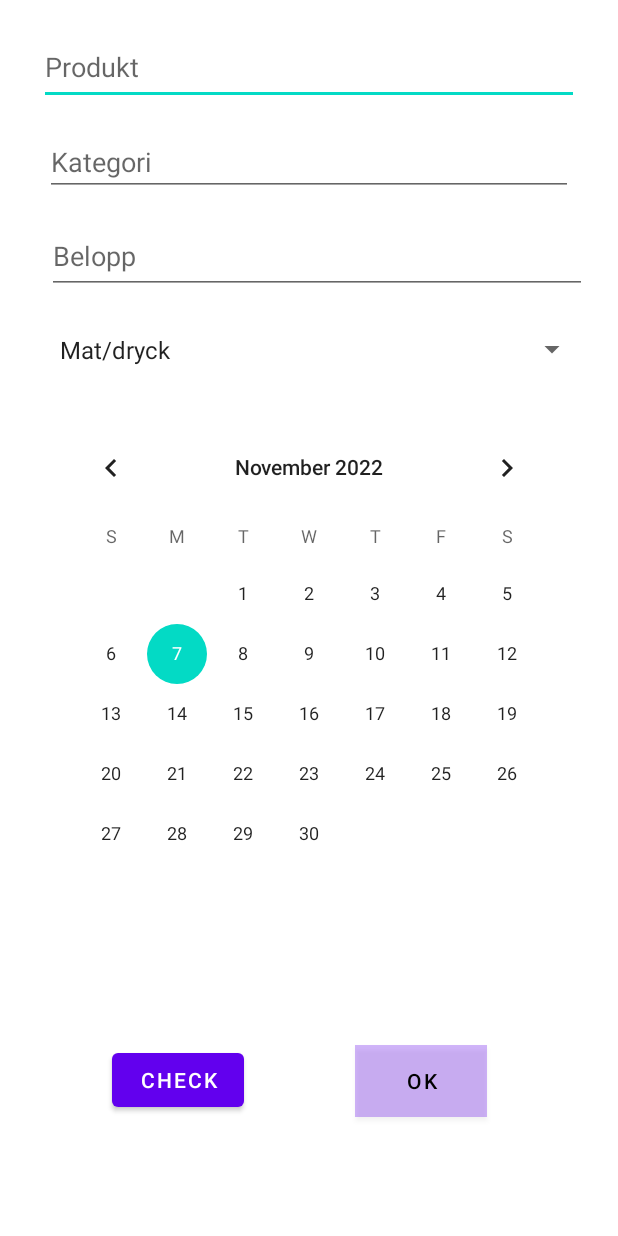
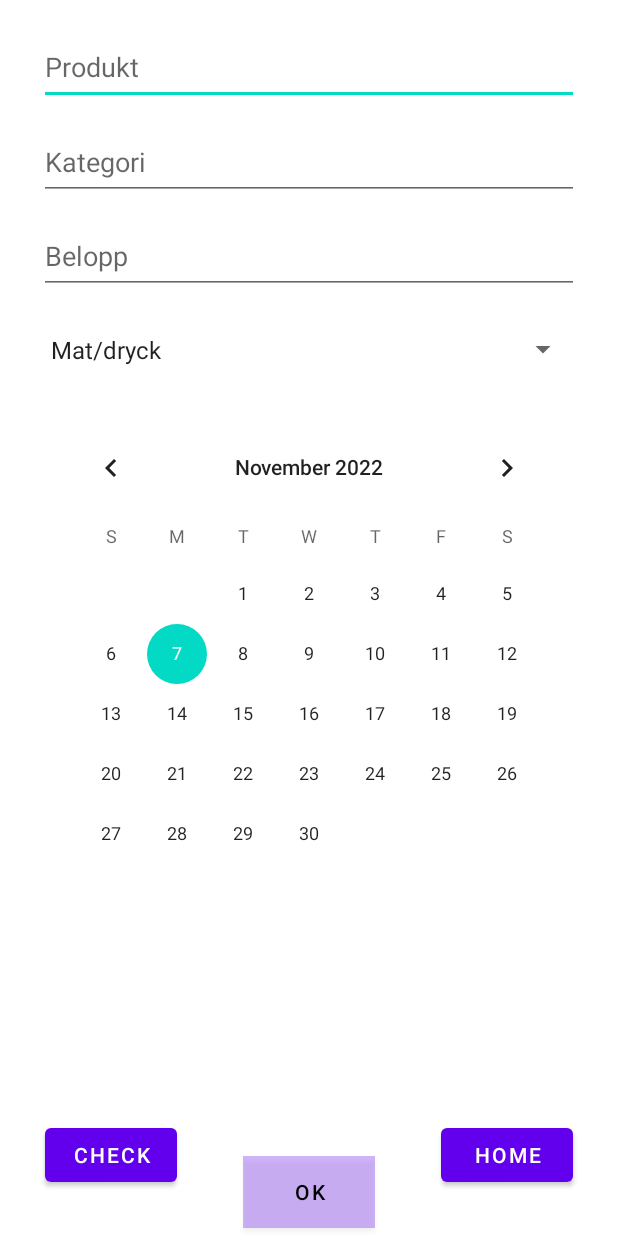
Before and after one commit to Screenbottle/Spargrisen, an Android app: the ManualInput screen opened directly, with no data from a screen before it, on a phone screen of 412 x 824 dp. Run offline under Robolectric (Android 15) with nearby library versions, the phone set to English and light mode, and no system bars; our stand-ins replace Firebase (no records; nobody signed in at launch, a user with empty details on screens opened directly).

Commit message:
chang name on graph layout to home and made a class for it,

```diff
--- a/app/src/main/java/com/example/spargrisen/ManualInput.kt
+++ b/app/src/main/java/com/example/spargrisen/ManualInput.kt
@@ -2,16 +2,16 @@ package com.example.spargrisen
 
 import android.annotation.SuppressLint
 import android.content.Intent
-import androidx.appcompat.app.AppCompatActivity
 import android.os.Bundle
 import android.util.Log
 import android.view.View
 import android.widget.*
-import com.example.spargrisen.fragments.GraphFragment
+import androidx.appcompat.app.AppCompatActivity
 import com.example.spargrisen.fragments.HomeFragment
 import com.google.firebase.auth.ktx.auth
 import com.google.firebase.firestore.ktx.firestore
 import com.google.firebase.ktx.Firebase
+import kotlinx.android.synthetic.main.activity_manual_input.*
 
 class ManualInput : AppCompatActivity() {
     lateinit var itemText : EditText
@@ -36,13 +36,14 @@ class ManualInput : AppCompatActivity() {
                 android.R.layout.simple_spinner_item, kategorival)
             spinner.adapter = adapter
 
+
             spinner.onItemSelectedListener = object :
                 AdapterView.OnItemSelectedListener {
                 override fun onItemSelected(parent: AdapterView<*>,
                                             view: View, position: Int, id: Long) {
-                    Toast.makeText(this@ManualInput,
-                        getString(R.string.selected_item) + " " +
-                                "" + kategorival[position], Toast.LENGTH_SHORT).show()
+//                    Toast.makeText(this@ManualInput,
+//                        getString(R.string.selected_item) + " " +
+//                                "" + kategorival[position], Toast.LENGTH_SHORT).show()
                 }
 
                 override fun onNothingSelected(parent: AdapterView<*>) {
@@ -68,7 +69,7 @@ class ManualInput : AppCompatActivity() {
             val txtItemText = itemText.text.toString().trim()
             val txtPriceText = priceText.text.toString().trim()
             val txtItemCategory = itemCategory.text.toString().trim()
-            val sdate = date.date.toString() / ändras
+            val sdate = date.date.toString() // ändras
            // val skategorival = kategorival.size.toString() // list alt följer inte med till firebase
 
             val inputList = hashMapOf(
@@ -96,6 +97,10 @@ class ManualInput : AppCompatActivity() {
 
 
         }
+        setContentView(R.layout.activity_manual_input)
+
+
+        backToHomeBtn.setOnClickListener({startActivity(Intent(this, MainActivity::class.java)) })
     }
     fun getUID() : String {
         val auth = Firebase.auth
--- a/app/src/main/res/layout/activity_manual_input.xml
+++ b/app/src/main/res/layout/activity_manual_input.xml
@@ -2,6 +2,7 @@
 <androidx.constraintlayout.widget.ConstraintLayout xmlns:android="http://schemas.android.com/apk/res/android"
     xmlns:app="http://schemas.android.com/apk/res-auto"
     xmlns:tools="http://schemas.android.com/tools"
+    android:id="@+id/ManualinputConstraintLayout"
     android:layout_width="match_parent"
     android:layout_height="match_parent">
 
@@ -26,14 +27,13 @@
         android:hint="Belopp"
         android:inputType="textPersonName"
         app:layout_constraintEnd_toEndOf="parent"
-        app:layout_constraintHorizontal_bias="0.607"
         app:layout_constraintStart_toStartOf="parent"
         app:layout_constraintTop_toBottomOf="@+id/itemText" />
 
     <EditText
         android:id="@+id/itemCategory"
-        android:layout_width="match_parent"
-        android:layout_height="wrap_content"
+        android:layout_width="360dp"
+        android:layout_height="50dp"
         android:layout_margin="30dp"
         android:ems="10"
         android:hint="Kategori"
@@ -56,9 +56,9 @@
         android:id="@+id/spinner"
         android:layout_width="360dp"
         android:layout_height="50dp"
-        android:layout_marginStart="32dp"
         android:layout_marginTop="12dp"
         android:entries="@array/Kategorival"
+        app:layout_constraintEnd_toEndOf="parent"
         app:layout_constraintStart_toStartOf="parent"
         app:layout_constraintTop_toBottomOf="@+id/priceText" />
 
@@ -67,26 +67,34 @@
         android:layout_width="wrap_content"
         android:layout_height="wrap_content"
         android:layout_margin="5dp"
+        android:layout_marginBottom="30dp"
         android:background="#4AFF80AB"
         android:text="OK"
         android:textColor="#000000"
         app:cornerRadius="8dp"
         app:layout_constraintBottom_toBottomOf="parent"
-        app:layout_constraintEnd_toEndOf="parent"
-        app:layout_constraintHorizontal_bias="0.739"
-        app:layout_constraintStart_toStartOf="parent"
-        app:layout_constraintTop_toBottomOf="@+id/calendarView"
-        app:layout_constraintVertical_bias="0.504" />
+        app:layout_constraintEnd_toStartOf="@+id/backToHomeBtn"
+        app:layout_constraintStart_toEndOf="@+id/checkBtn" />
 
     <Button
         android:id="@+id/checkBtn"
         android:layout_width="wrap_content"
         android:layout_height="wrap_content"
+        android:layout_marginStart="30dp"
+        android:layout_marginBottom="30dp"
         android:text="Check"
         app:layout_constraintBottom_toBottomOf="parent"
-        app:layout_constraintEnd_toStartOf="@+id/sendBtn"
-        app:layout_constraintStart_toStartOf="parent"
-        app:layout_constraintTop_toBottomOf="@+id/calendarView" />
+        app:layout_constraintStart_toStartOf="parent" />
+
+    <Button
+        android:id="@+id/backToHomeBtn"
+        android:layout_width="wrap_content"
+        android:layout_height="wrap_content"
+        android:layout_marginEnd="30dp"
+        android:layout_marginBottom="30dp"
+        android:text="Home"
+        app:layout_constraintBottom_toBottomOf="parent"
+        app:layout_constraintEnd_toEndOf="parent" />
 
 
 </androidx.constraintlayout.widget.ConstraintLayout>
```
Also changed, not shown: app/src/main/java/com/example/spargrisen/HomeActivity.kt (added, +49 -0 lines), app/src/main/java/com/example/spargrisen/MainActivity.kt (+5 -4 lines), app/src/main/res/layout/activity_manual_input2.xml (deleted, +0 -21 lines), app/src/main/res/layout/fragment_graph.xml (+31 -21 lines), app/src/main/res/layout/activity_home.xml (renamed from app/src/main/res/layout/activity_graph_and_table.xml).
